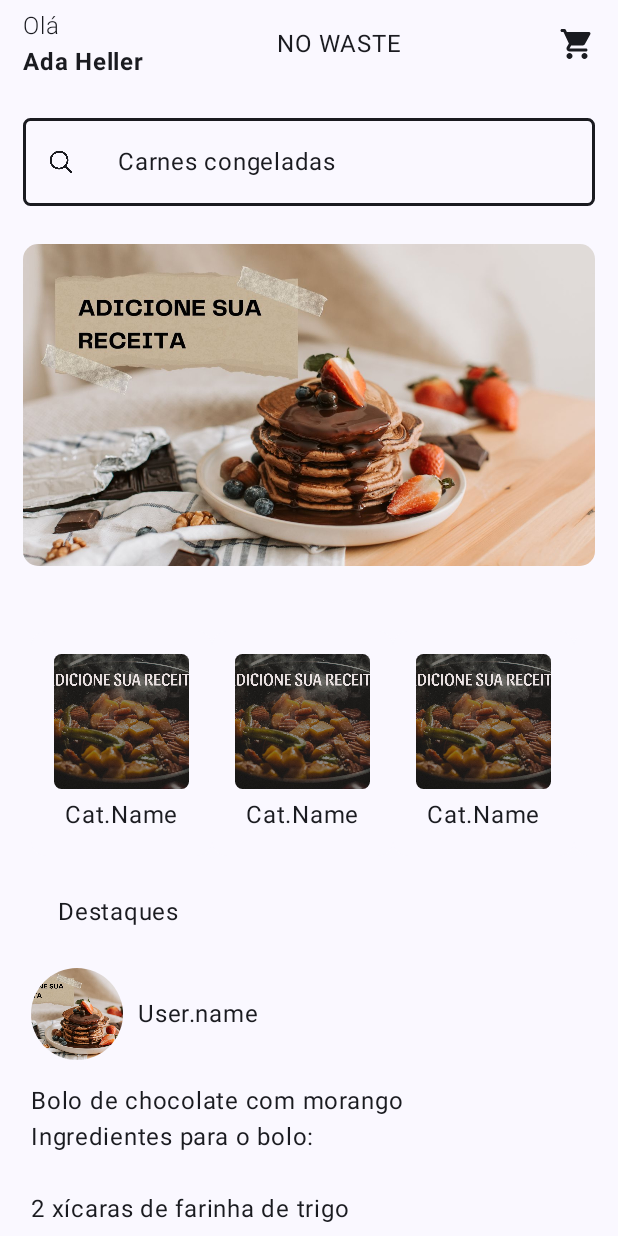
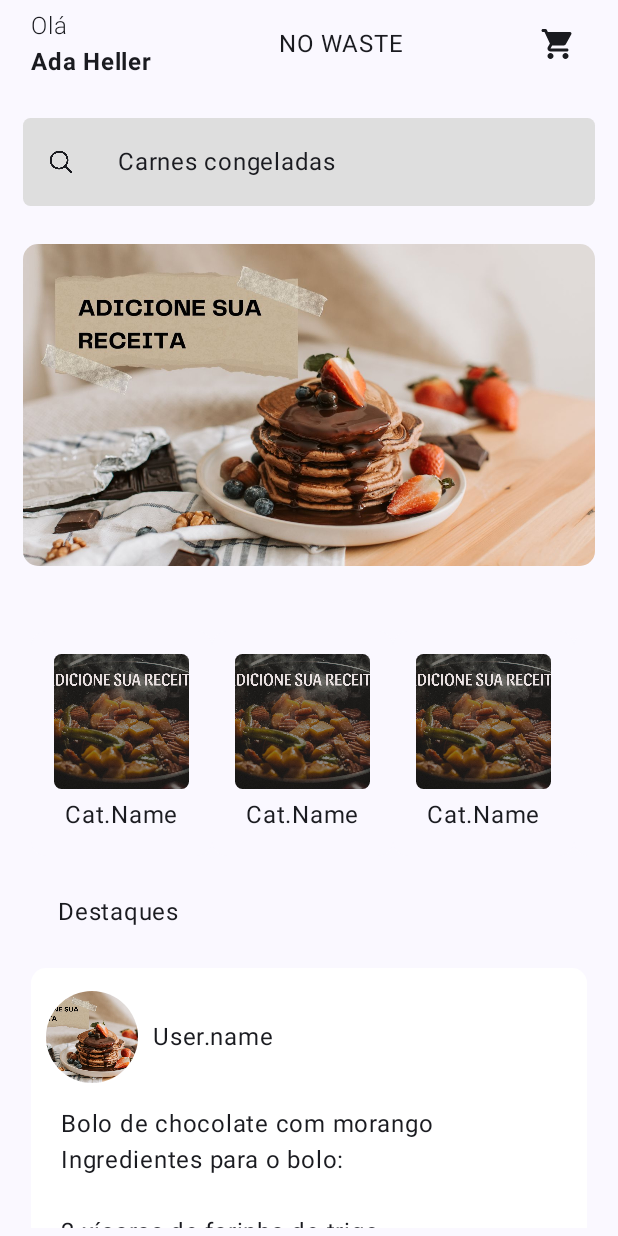
Before and after one commit to cainhooow/NoWaste, an Android app built with Jetpack Compose: the screen it shows after launch (MainActivity), on a phone screen of 412 x 824 dp. Run offline under Robolectric (Android 15) with nearby library versions, the phone set to English and light mode, and no system bars.

Commit message:
Adaptador de cores

```diff
--- a/app/src/main/java/com/drkryz/nowaste/MainActivity.kt
+++ b/app/src/main/java/com/drkryz/nowaste/MainActivity.kt
@@ -3,11 +3,10 @@ package com.drkryz.nowaste
 import android.os.Bundle
 import androidx.activity.ComponentActivity
 import androidx.activity.compose.setContent
-import androidx.compose.foundation.BorderStroke
 import androidx.compose.foundation.ExperimentalFoundationApi
 import androidx.compose.foundation.Image
 import androidx.compose.foundation.background
-import androidx.compose.foundation.border
+import androidx.compose.foundation.isSystemInDarkTheme
 import androidx.compose.foundation.layout.Arrangement
 import androidx.compose.foundation.layout.Box
 import androidx.compose.foundation.layout.Column
@@ -22,27 +21,24 @@ import androidx.compose.foundation.lazy.LazyRow
 import androidx.compose.foundation.shape.RoundedCornerShape
 import androidx.compose.material3.Icon
 import androidx.compose.material3.MaterialTheme
-import androidx.compose.material3.Shapes
 import androidx.compose.material3.Surface
 import androidx.compose.material3.Text
-import androidx.compose.material3.TopAppBar
 import androidx.compose.runtime.Composable
 import androidx.compose.ui.Alignment
 import androidx.compose.ui.Modifier
+import androidx.compose.ui.draw.alpha
 import androidx.compose.ui.draw.clip
-import androidx.compose.ui.graphics.Brush
-import androidx.compose.ui.graphics.Color
-import androidx.compose.ui.graphics.ImageBitmap
-import androidx.compose.ui.graphics.Shape
-import androidx.compose.ui.graphics.painter.Painter
-import androidx.compose.ui.graphics.vector.ImageVector
 import androidx.compose.ui.layout.ContentScale
 import androidx.compose.ui.res.painterResource
 import androidx.compose.ui.text.font.FontWeight
+import androidx.compose.ui.text.style.TextAlign
 import androidx.compose.ui.tooling.preview.Preview
 import androidx.compose.ui.unit.dp
+import com.drkryz.nowaste.ui.components.main.AppHighlightHeader
+import com.drkryz.nowaste.ui.components.main.AppHighlights
+import com.drkryz.nowaste.ui.theme.Searchbar_Light_color
 import com.drkryz.nowaste.ui.theme.NoWasteTheme
-import org.intellij.lang.annotations.JdkConstants.HorizontalAlignment
+import com.drkryz.nowaste.ui.theme.Searchbar_dark_color
 
 class MainActivity : ComponentActivity() {
     override fun onCreate(savedInstanceState: Bundle?) {
@@ -105,7 +101,10 @@ fun StickyHeader() {
         verticalAlignment = Alignment.CenterVertically
         ) {
         // user info
-        Column {
+        Column(
+            Modifier
+                .padding(start = 5.dp, end = 5.dp)
+        ) {
             // app default text
             Text(
                 text = "Olá",
@@ -114,15 +113,21 @@ fun StickyHeader() {
             // app user text split
             Text(
                 text = "Ada Heller",
-                fontWeight = FontWeight.Bold
+                fontWeight = FontWeight.Bold,
             )
         }
         // app name
-        Text(text = "NO WASTE",
-            Modifier.width(100.dp)
+        Text(
+                text = "NO WASTE",
+                textAlign = TextAlign.Center,
+
             )
         // box for cart icon and card items
-        Box {
+        Box(
+            Modifier
+                .width(50.dp),
+            contentAlignment = Alignment.Center
+        ) {
             Icon(
                 painter = painterResource(id = R.drawable.cart_24),
                 contentDescription = null
@@ -143,12 +148,10 @@ fun SearchBar() {
             Modifier
                 .fillMaxWidth()
                 .padding(vertical = 5.dp)
-                .border(
-                    width = 2.dp,
-                    color = MaterialTheme.colorScheme.onBackground,
+                .background(
+                    color = if (!isSystemInDarkTheme()) Searchbar_Light_color else MaterialTheme.colorScheme.onBackground,
                     shape = RoundedCornerShape(5.dp)
                 )
-                .background(MaterialTheme.colorScheme.background)
                 .padding(15.dp),
             verticalAlignment = Alignment.CenterVertically
         ) {
@@ -158,10 +161,15 @@ fun SearchBar() {
                 Modifier
                     .width(48.dp)
                     .height(28.dp)
-                    .padding(end = 28.dp)
-
+                    .padding(end = 28.dp),
+                tint =  if (!isSystemInDarkTheme()) MaterialTheme.colorScheme.onBackground
+                else MaterialTheme.colorScheme.background
             )
-            Text(text = "Carnes congeladas")
+            Text(
+                    text = "Carnes congeladas",
+                    color = if (!isSystemInDarkTheme()) MaterialTheme.colorScheme.onBackground
+                    else MaterialTheme.colorScheme.background
+                )
         }
     }
 }
@@ -231,95 +239,6 @@ fun AppCategory() {
     }
 }
 
-@Composable
-fun AppHighlightHeader() {
-    Box(
-        Modifier
-            .padding(top = 20.dp, start = 25.dp)
-            .clip(
-                RoundedCornerShape(
-                    topStartPercent = 40,
-                    topEndPercent = 40,
-                    bottomStartPercent = 0,
-                    bottomEndPercent = 0
-                )
-            )
-            // .background(MaterialTheme.colorScheme.onBackground)
-            .padding(
-                start = 8.dp,
-                end = 8.dp
-            )
-    ) {
-        Text(text = "Destaques")
-    }
-}
-
-@Composable
-fun AppHighlights() {
-    Column(
-        Modifier
-            .fillMaxWidth()
-            .padding(start = 15.dp, end = 15.dp, top = 10.dp)
-    ) {
-        AppHighlight()
-    }
-}
-
-@Composable
-fun AppHighlight() {
-    Column(
-        Modifier
-            .padding(top = 15.dp, bottom = 15.dp)
-            .fillMaxWidth()
-    ) {
-        Row(
-            verticalAlignment = Alignment.CenterVertically
-        ) {
-            Image(
-                painter = painterResource(id = R.drawable.presentation_adicione_s_receita),
-                contentDescription = null,
-                modifier =
-                Modifier
-                    .clip(RoundedCornerShape(50.dp))
-                    .width(61.dp)
-                    .height(61.dp),
-                contentScale = ContentScale.Crop
-            )
-
-            Text(
-                text = "User.name",
-                Modifier.padding(start = 10.dp)
-                )
-        }
-
-        Column(
-            Modifier
-                .padding(top = 15.dp)
-        ) {
-            Text(text = "Bolo de chocolate com morango")
-            Text(text = "Ingredientes para o bolo:\n" +
-                    "\n" +
-                    "2 xícaras de farinha de trigo\n" +
-                    "1 xícara de cacau em pó\n" +
-                    "2 xícaras de açúcar\n" +
-                    "2 colheres de chá de fermento em pó\n" +
-                    "1 colher de chá de bicarbonato de sódio\n" +
-                    "1 colher de chá de sal\n.....")
-
-            Image(
-                painter = painterResource(id = R.drawable.presentation_adicione_s_receita),
-                contentDescription = null,
-                Modifier
-                    .padding(top = 15.dp)
-                    .fillMaxWidth()
-                    .clip(
-                        RoundedCornerShape(10.dp)
-                    )
-            )
-        }
-    }
-}
-
 @Preview(showBackground = true)
 @Composable
 fun GreetingPreview() {
--- /dev/null
+++ b/app/src/main/java/com/drkryz/nowaste/ui/components/main/AppHighlight.kt
@@ -0,0 +1,147 @@
+package com.drkryz.nowaste.ui.components.main
+
+import androidx.compose.foundation.Image
+import androidx.compose.foundation.background
+import androidx.compose.foundation.isSystemInDarkTheme
+import androidx.compose.foundation.layout.Box
+import androidx.compose.foundation.layout.Column
+import androidx.compose.foundation.layout.Row
+import androidx.compose.foundation.layout.fillMaxWidth
+import androidx.compose.foundation.layout.height
+import androidx.compose.foundation.layout.padding
+import androidx.compose.foundation.layout.width
+import androidx.compose.foundation.shape.RoundedCornerShape
+import androidx.compose.material3.MaterialTheme
+import androidx.compose.material3.Text
+import androidx.compose.runtime.Composable
+import androidx.compose.ui.Alignment
+import androidx.compose.ui.Modifier
+import androidx.compose.ui.draw.alpha
+import androidx.compose.ui.draw.clip
+import androidx.compose.ui.layout.ContentScale
+import androidx.compose.ui.res.painterResource
+import androidx.compose.ui.tooling.preview.Preview
+import androidx.compose.ui.unit.dp
+import com.drkryz.nowaste.HomeUI
+import com.drkryz.nowaste.R
+import com.drkryz.nowaste.ui.theme.Light_background_color
+import com.drkryz.nowaste.ui.theme.NoWasteTheme
+
+@Composable
+fun AppHighlightHeader() {
+    Box(
+        Modifier
+            .padding(top = 20.dp, start = 25.dp)
+            .clip(
+                RoundedCornerShape(
+                    topStartPercent = 40,
+                    topEndPercent = 40,
+                    bottomStartPercent = 0,
+                    bottomEndPercent = 0
+                )
+            )
+            // .background(MaterialTheme.colorScheme.onBackground)
+            .padding(
+                start = 8.dp,
+                end = 8.dp
+            )
+    ) {
+        Text(text = "Destaques")
+    }
+}
+
+@Composable
+fun AppHighlights() {
+    Column(
+        Modifier
+            .fillMaxWidth()
+            .padding(start = 15.dp, end = 15.dp, top = 10.dp)
+    ) {
+        AppCardPost()
+    }
+}
+
+
+@Composable
+fun AppCardPost() {
+    Column(
+        Modifier
+            .padding(top = 15.dp, bottom = 15.dp)
+            .background(
+                color = if (!isSystemInDarkTheme()) Light_background_color
+                else MaterialTheme.colorScheme.onBackground,
+                shape = RoundedCornerShape(10.dp)
+            )
+            .padding(start = 10.dp, end = 10.dp, top = 15.dp, bottom = 15.dp)
+            .fillMaxWidth()
+    ) {
+        Row(
+            verticalAlignment = Alignment.CenterVertically
+        ) {
+            Image(
+                painter = painterResource(id = R.drawable.presentation_adicione_s_receita),
+                contentDescription = null,
+                modifier =
+                Modifier
+                    .clip(RoundedCornerShape(50.dp))
+                    .width(61.dp)
+                    .height(61.dp),
+                contentScale = ContentScale.Crop
+            )
+
+            Text(
+                text = "User.name",
+                Modifier.padding(start = 10.dp),
+                color = if (!isSystemInDarkTheme()) MaterialTheme.colorScheme.onBackground
+                else MaterialTheme.colorScheme.background
+            )
+        }
+
+        Column(
+            Modifier
+                .padding(top = 15.dp)
+        ) {
+            Column(
+                Modifier
+                    .padding(start = 10.dp)
+            ) {
+                Text(
+                    text = "Bolo de chocolate com morango",
+                    color = if (!isSystemInDarkTheme()) MaterialTheme.colorScheme.onBackground
+                    else MaterialTheme.colorScheme.background
+                )
+                Text(
+                    text = "Ingredientes para o bolo:\n" +
+                            "\n" +
+                            "2 xícaras de farinha de trigo\n" +
+                            "1 xícara de cacau em pó\n" +
+                            "2 xícaras de açúcar\n" +
+                            "2 colheres de chá de fermento em pó\n" +
+                            "1 colher de chá de bicarbonato de sódio\n" +
+                            "1 colher de chá de sal\n.....",
+                    color = if (!isSystemInDarkTheme()) MaterialTheme.colorScheme.onBackground
+                    else MaterialTheme.colorScheme.background
+                )
+            }
+
+            Image(
+                painter = painterResource(id = R.drawable.presentation_adicione_s_receita),
+                contentDescription = null,
+                Modifier
+                    .padding(top = 15.dp)
+                    .fillMaxWidth()
+                    .clip(
+                        RoundedCornerShape(10.dp)
+                    )
+            )
+        }
+    }
+}
+
+@Preview(showBackground = true)
+@Composable
+fun GreetingPreview() {
+    NoWasteTheme {
+        HomeUI()
+    }
+}
--- a/app/src/main/java/com/drkryz/nowaste/ui/theme/Color.kt
+++ b/app/src/main/java/com/drkryz/nowaste/ui/theme/Color.kt
@@ -9,3 +9,7 @@ val Pink80 = Color(0xFFEFB8C8)
 val Purple40 = Color(0xFF6650a4)
 val PurpleGrey40 = Color(0xFF625b71)
 val Pink40 = Color(0xFF7D5260)
+
+val Light_background_color = Color(0xFFFFFFFF)
+val Searchbar_Light_color = Color(0xFFDEDEDE)
+val Searchbar_dark_color = Color(0xFFE1B9A0)
--- a/app/src/main/java/com/drkryz/nowaste/ui/theme/Theme.kt
+++ b/app/src/main/java/com/drkryz/nowaste/ui/theme/Theme.kt
@@ -10,6 +10,7 @@ import androidx.compose.material3.dynamicLightColorScheme
 import androidx.compose.material3.lightColorScheme
 import androidx.compose.runtime.Composable
 import androidx.compose.runtime.SideEffect
+import androidx.compose.ui.graphics.Color
 import androidx.compose.ui.graphics.toArgb
 import androidx.compose.ui.platform.LocalContext
 import androidx.compose.ui.platform.LocalView
@@ -24,9 +25,8 @@ private val DarkColorScheme = darkColorScheme(
 private val LightColorScheme = lightColorScheme(
         primary = Purple40,
         secondary = PurpleGrey40,
-        tertiary = Pink40
+        tertiary = Pink40,
 
-        /* Other default colors to override
         background = Color(0xFFFFFBFE),
         surface = Color(0xFFFFFBFE),
         onPrimary = Color.White,
@@ -34,7 +34,7 @@ private val LightColorScheme = lightColorScheme(
         onTertiary = Color.White,
         onBackground = Color(0xFF1C1B1F),
         onSurface = Color(0xFF1C1B1F),
-    */
+
 )
 
 @Composable
@@ -57,8 +57,8 @@ fun NoWasteTheme(
     if (!view.isInEditMode) {
         SideEffect {
             val window = (view.context as Activity).window
-            window.statusBarColor = colorScheme.primary.toArgb()
-            WindowCompat.getInsetsController(window, view).isAppearanceLightStatusBars = darkTheme
+            window.statusBarColor = colorScheme.background.toArgb()
+            WindowCompat.getInsetsController(window, view).isAppearanceLightStatusBars = !darkTheme
         }
     }
 
```
Lines whose indentation alone changed are shown as unchanged.
